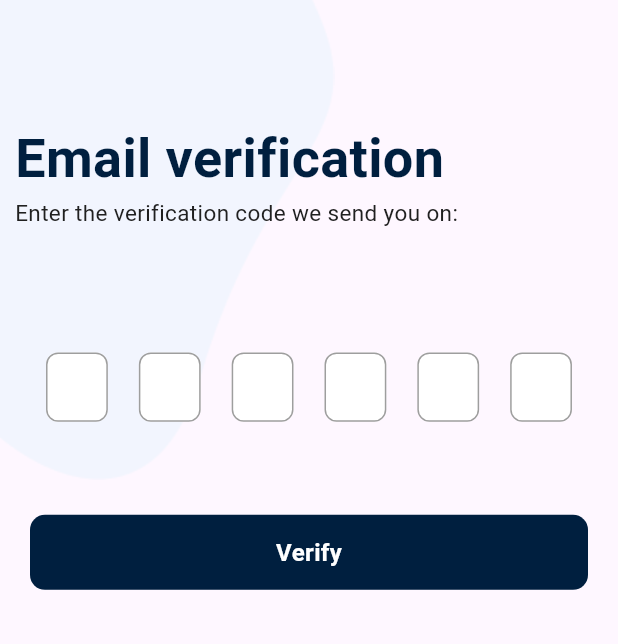
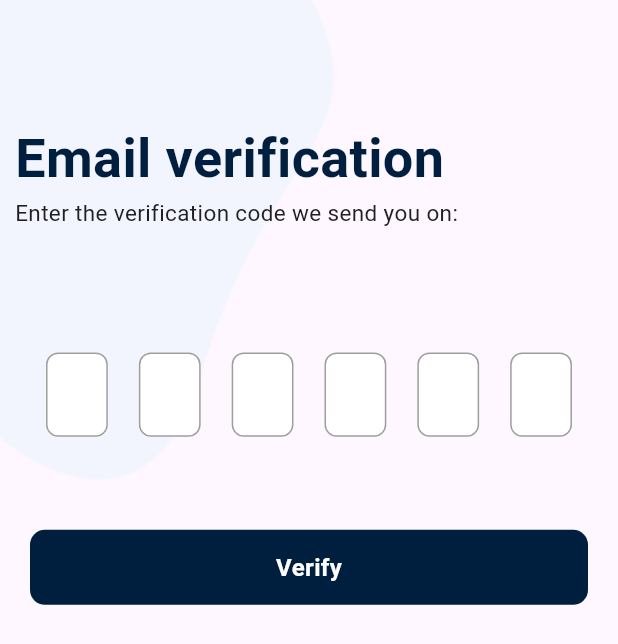
Before and after one commit to ahmedhamdy2003/my-investa-app, a Flutter app: the OtpScreen screen opened directly with empty values, on a phone screen of 412 x 824 dp. Shown: the top 644 px of the screen. Run offline on Flutter 3.47's test engine with Material 3 defaults, Android fonts, the phone set to English and light mode, and no system bars; our stand-ins replace dash_chat_2, dio, fl_chart, hive; missing offline and left inert: chat_gpt_sdk; accounts and stored records are empty.

Commit message:
refactor: clean up OTPTextField widget and improve focus handling

```diff
--- a/lib/featurs/otpscreen/presentation/widget/otp_text_field.dart
+++ b/lib/featurs/otpscreen/presentation/widget/otp_text_field.dart
@@ -1,5 +1,3 @@
-import 'dart:developer';
-
 import 'package:flutter/material.dart';
 import 'package:investa4/core/utils/text_field_style.dart';
 
@@ -10,10 +8,7 @@ class OTPTextField extends StatefulWidget {
   /// Callback triggered when the OTP entry is completed.
   final void Function(String) onCompleted;
 
-  /// Width for each OTP field.
-  // final double fieldWidth;
-
-  /// Text style for each OTP field.
+  /// Optional base TextStyle (its fontSize will be replaced by computedFontSize).
   final TextStyle? textStyle;
 
   /// Decoration for each OTP field.
@@ -23,7 +18,6 @@ class OTPTextField extends StatefulWidget {
     super.key,
     this.length = 4,
     required this.onCompleted,
-    // this.fieldWidth = 50,
     this.textStyle,
     this.inputDecoration,
   });
@@ -39,11 +33,8 @@ class _OTPTextFieldState extends State<OTPTextField> {
   @override
   void initState() {
     super.initState();
-    _focusNodes = List.generate(widget.length, (index) => FocusNode());
-    _controllers = List.generate(
-      widget.length,
-      (index) => TextEditingController(),
-    );
+    _focusNodes = List.generate(widget.length, (_) => FocusNode());
+    _controllers = List.generate(widget.length, (_) => TextEditingController());
   }
 
   @override
@@ -59,49 +50,47 @@ class _OTPTextFieldState extends State<OTPTextField> {
 
   void _onChanged(String value, int index) {
     if (value.isNotEmpty) {
-      // Automatically move focus to the next field if available.
       if (index + 1 < widget.length) {
         FocusScope.of(context).requestFocus(_focusNodes[index + 1]);
       } else {
-        // If last field, unfocus and combine OTP.
         _focusNodes[index].unfocus();
       }
     }
 
-    // Combine all OTP digits.
-    final otp = _controllers.map((controller) => controller.text).join();
-
-    // Trigger the callback if all fields are filled.
-    log('otp.contains("") ${otp.contains("")}');
-    if (otp.length == widget.length &&
-        (otp.trim().split('').length == widget.length)) {
+    final otp = _controllers.map((c) => c.text).join();
+    if (otp.length == widget.length && !otp.contains('')) {
       widget.onCompleted(otp);
     }
   }
 
   @override
   Widget build(BuildContext context) {
+    // 1) Total width for all OTP boxes (60% of screen width)
+    final totalOtpWidth = MediaQuery.of(context).size.width * 0.6;
+    // 2) Width of a single box
+    final fieldWidth = totalOtpWidth / widget.length;
+    // 3) Compute fontSize as a fraction of that box width
+    final computedFontSize = fieldWidth * 0.4;
+
     return Row(
       mainAxisAlignment: MainAxisAlignment.spaceEvenly,
+      crossAxisAlignment: CrossAxisAlignment.center,
       children: List.generate(widget.length, (index) {
         return SizedBox(
-          width: (MediaQuery.of(context).size.width * 0.6) / widget.length,
-          height:
-              ((MediaQuery.of(context).size.width * 0.6) / widget.length) + 5,
+          width: fieldWidth,
+          height: fieldWidth + 15,
           child: TextFormField(
-            validator:
-                (value) => value!.isEmpty ? 'required verification code' : null,
+            validator: (value) =>
+                (value == null || value.isEmpty) ? 'Required' : null,
             controller: _controllers[index],
             focusNode: _focusNodes[index],
             textAlign: TextAlign.center,
             keyboardType: TextInputType.number,
-            style: TextStyle(
-              fontSize: 25,
-              color: Colors.black,
+            style: (widget.textStyle ?? const TextStyle()).copyWith(
+              fontSize: computedFontSize,
               fontWeight: FontWeight.bold,
             ),
             decoration: widget.inputDecoration ?? textFieldDecoration(null),
-            // Limit input to one character.
             maxLength: 1,
             onChanged: (value) => _onChanged(value, index),
           ),
```
